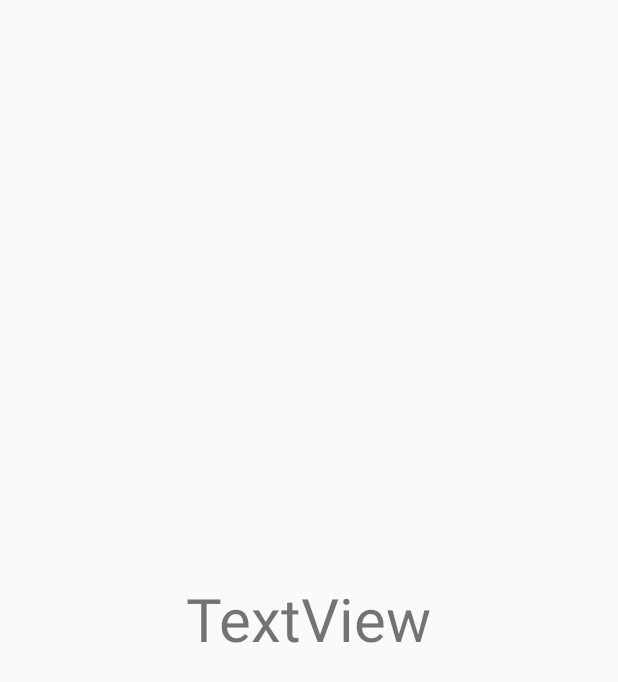
After one commit to mattbekh/CMPT276_Project, an Android app: the layout activity_restaurant_view.xml on its own in the app's theme, with its tools: preview values and no code run, on a phone screen of 412 x 824 dp. The commit adds this screen. Shown: the top 682 px of the screen. Run offline under Robolectric (Android 15) with nearby library versions, the phone set to English and light mode, and no system bars.

Commit message:
Opening Screen UI & Restaurant List UI functioning

```diff
--- a/app/build.gradle
+++ b/app/build.gradle
@@ -32,4 +32,8 @@ dependencies {
     androidTestImplementation 'androidx.test.ext:junit:1.1.1'
     androidTestImplementation 'androidx.test.espresso:espresso-core:3.2.0'
 
+
+    implementation 'com.airbnb.android:lottie:3.4.1'
+
+
 }
--- a/app/src/main/res/layout/activity_restaurant_list.xml
+++ b/app/src/main/res/layout/activity_restaurant_list.xml
@@ -4,7 +4,7 @@
     xmlns:tools="http://schemas.android.com/tools"
     android:layout_width="match_parent"
     android:layout_height="match_parent"
-    tools:context=".controller.RestaurantListActivity">
+    tools:context=".ui.RestaurantListActivity">
 
     <androidx.recyclerview.widget.RecyclerView
         android:id="@+id/restaurantList"
--- /dev/null
+++ b/app/src/main/res/layout/activity_restaurant_view.xml
@@ -0,0 +1,19 @@
+<?xml version="1.0" encoding="utf-8"?>
+<androidx.constraintlayout.widget.ConstraintLayout xmlns:android="http://schemas.android.com/apk/res/android"
+    xmlns:app="http://schemas.android.com/apk/res-auto"
+    xmlns:tools="http://schemas.android.com/tools"
+    android:layout_width="match_parent"
+    android:layout_height="match_parent"
+    tools:context=".ui.RestaurantViewActivity">
+
+    <TextView
+        android:id="@+id/restaurantName"
+        android:layout_width="wrap_content"
+        android:layout_height="wrap_content"
+        android:text="TextView"
+        app:layout_constraintBottom_toBottomOf="parent"
+        app:layout_constraintEnd_toEndOf="parent"
+        app:layout_constraintStart_toStartOf="parent"
+        app:layout_constraintTop_toTopOf="parent"
+        android:textSize="40dp"/>
+</androidx.constraintlayout.widget.ConstraintLayout>
--- a/app/src/main/res/values/colors.xml
+++ b/app/src/main/res/values/colors.xml
@@ -1,8 +1,8 @@
 <?xml version="1.0" encoding="utf-8"?>
 <resources>
-    <color name="colorPrimary">#6200EE</color>
-    <color name="colorPrimaryDark">#3700B3</color>
-    <color name="colorAccent">#03DAC5</color>
+    <color name="colorPrimary">#BBECE4</color>
+    <color name="colorPrimaryDark">#770A0A</color>
+    <color name="colorAccent">#FFFFFF</color>
 
     <color name="highHazard">#E31D1D</color>
     <color name="mediumHazard">#D8B14C</color>
--- a/app/src/main/res/values/strings.xml
+++ b/app/src/main/res/values/strings.xml
@@ -10,6 +10,7 @@
     <string-array name="restaurant_names">
         <item>Test1</item>
         <item>Test2</item>
+        <item>Test3</item>
         <item>Populate</item>
         <item>With</item>
         <item>Data</item>
--- a/app/src/main/res/values/styles.xml
+++ b/app/src/main/res/values/styles.xml
@@ -1,6 +1,6 @@
 <resources>
     <!-- Base application theme. -->
-    <style name="AppTheme" parent="Theme.AppCompat.Light.DarkActionBar">
+    <style name="AppTheme" parent="Theme.AppCompat.Light.NoActionBar">
         <!-- Customize your theme here. -->
         <item name="colorPrimary">@color/colorPrimary</item>
         <item name="colorPrimaryDark">@color/colorPrimaryDark</item>
```
Also changed, not shown: app/src/main/AndroidManifest.xml (+7 -2 lines), app/src/main/assets/knife_fork.json (added, +1 -0 lines), app/src/main/java/com/example/cmpt276project/ui/OpeningScreenActivity.java (+21 -0 lines), app/src/main/java/com/example/cmpt276project/ui/RestaurantListActivity.java (renamed from app/src/main/java/com/example/cmpt276project/controller/RestaurantListActivity.java, +7 -3 lines), app/src/main/java/com/example/cmpt276project/ui/RestaurantListAdapter.java (+15 -0 lines), app/src/main/java/com/example/cmpt276project/ui/RestaurantViewActivity.java (added, +37 -0 lines), app/src/main/res/drawable/cardview_body.xml (added, +14 -0 lines), app/src/main/res/layout/activity_opening_screen.xml (+8 -0 lines), app/src/main/res/layout/restaurant_row.xml (+13 -4 lines).
